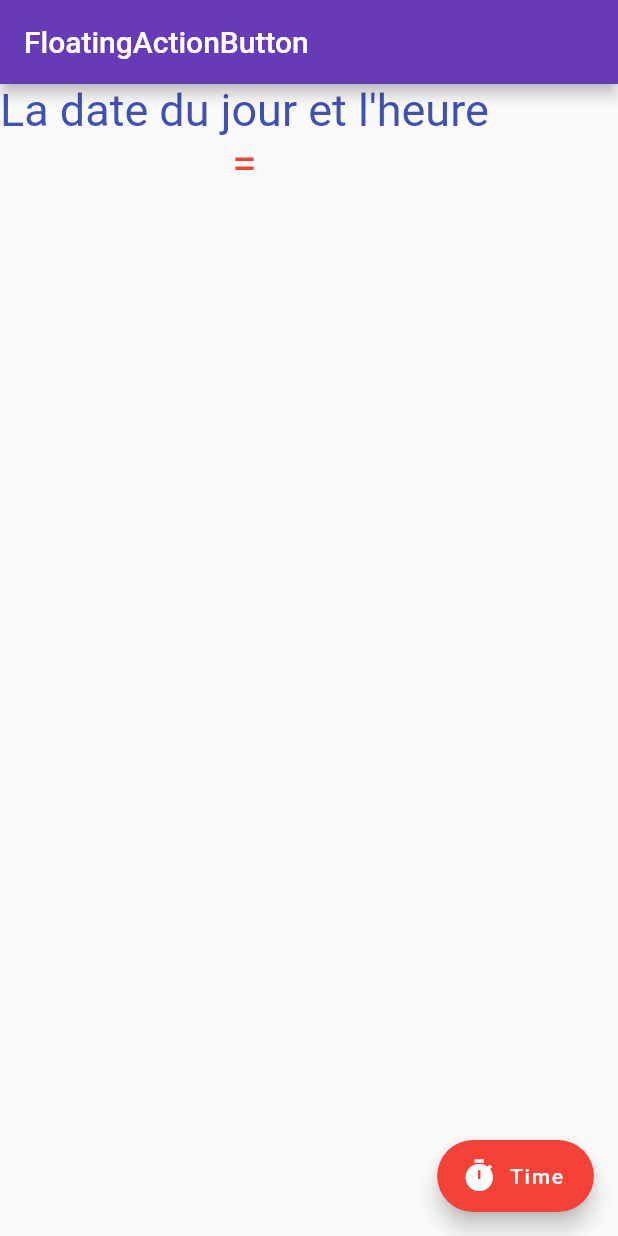
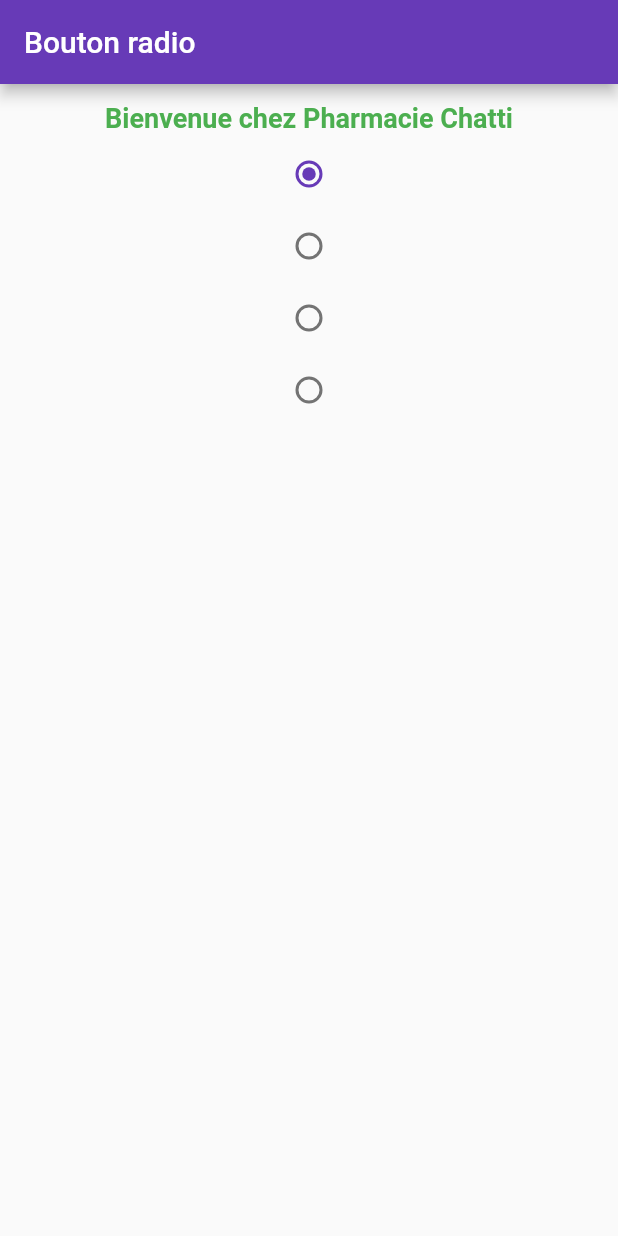
Before and after one commit to JamelChatti/NewProject, a Flutter app: the screen it shows after launch, on a phone screen of 412 x 824 dp. Run offline on Flutter 3.47's test engine with Material 2 defaults, Android fonts, the phone set to English and light mode, and no system bars.

Commit message:
Bouton Radio

```diff
--- a/lib/main.dart
+++ b/lib/main.dart
@@ -21,12 +21,30 @@ class GestionFacture extends StatefulWidget {
 }
 
 class _GestionFactureState extends State<GestionFacture> {
-  String value = '';
+  int val1 = 0;
+  int val2 = 0;
 
-  void onshow() {
+  void change1(int s) {
     setState(() {
-      value = new DateTime.now().toString();
+      val1 = s;
     });
+  }
+
+  void change2(int t) {
+    setState(() {
+      val2 = t;
+    });
+  }
+  Widget radio(){
+    List<Widget> _Button_radio = new List();
+    for(int i =0; i<4; i++){
+      _Button_radio.add(
+        Radio(value:i, groupValue: val1 , onChanged:change1 ,)
+      );
+    }
+      Column column =Column(children: _Button_radio,);
+      return column;
+
   }
 
   @override
@@ -34,35 +52,27 @@ class _GestionFactureState extends State<GestionFacture> {
   Widget build(BuildContext context) {
     return Scaffold(
         appBar: AppBar(
-        title: Text('FloatingActionButton'),
+          title: Text('Bouton radio'),
         ),
-      body: Column(
+        body: Center(
+          child: Column(
             children: <Widget>[
                Text(
-            'La date du jour et l\'heure' ,
+                'Bienvenue chez Pharmacie Chatti',
                 style: TextStyle(
-              fontSize: 30,
-              color: Colors.indigo,
+                    height:2,
+                    fontSize: 18,
+                    color: Colors.green,
+                   fontWeight: FontWeight.bold,
+                  //  fontStyle: FontStyle.italic,
+                 // decoration: TextDecoration.underline,
+                //  decorationColor: Colors.red,
+
                     ),
-            textAlign: TextAlign.center,
               ),
-           Text(
-        '= $value',
-        style: TextStyle(
-          fontSize: 30,
-          color: Colors.red,
-        ),
-        textAlign: TextAlign.center,
-           )
+                radio(),
             ],
           ),
-      floatingActionButton: FloatingActionButton.extended(
-        onPressed: onshow,
-        backgroundColor: Colors.red,
-        label: Text('Time'),
-        icon: Icon(Icons.timer),
-        //child: Icon(Icons.timer),
-      ),
-    );
+        ));
   }
 }
```
Lines whose indentation alone changed are shown as unchanged.
